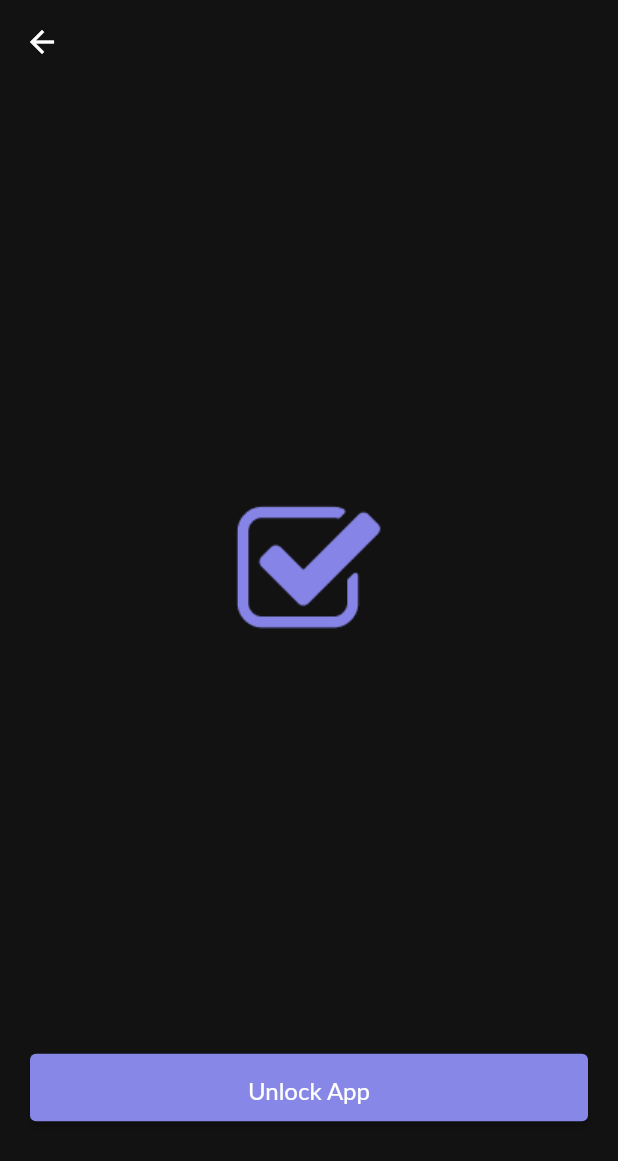
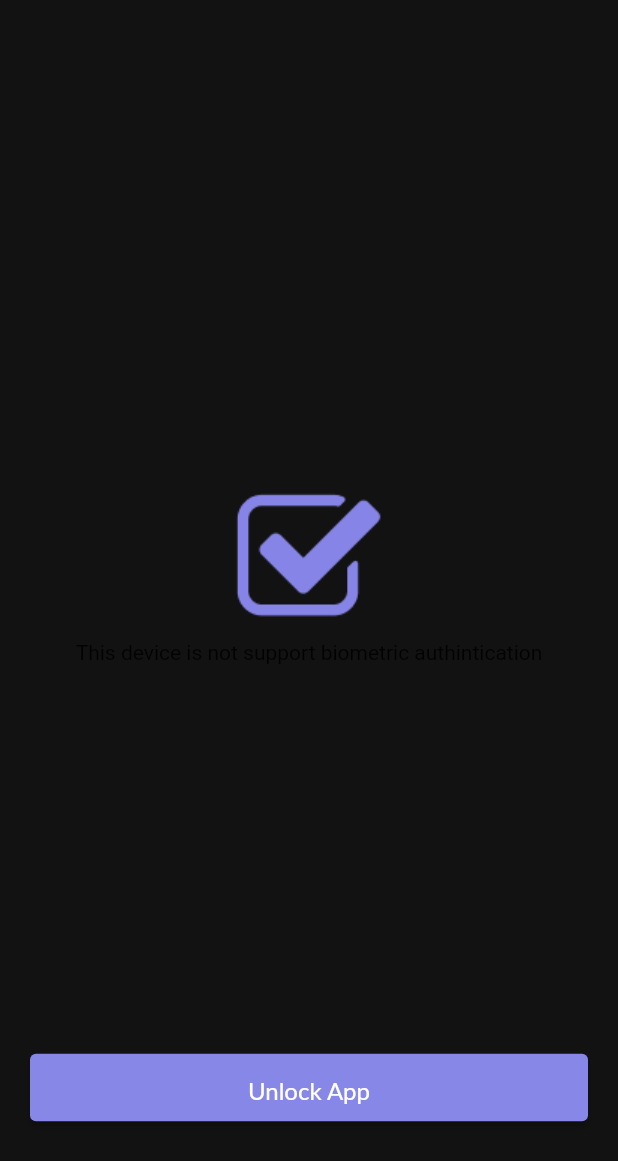
Before and after one commit to Jawabreh0/flutter-to-do-app, a Flutter app: the LoginScreen screen opened directly, after a tap on "Unlock App", on a phone screen of 412 x 824 dp. Shown: the top 1161 px of the screen. Run offline on Flutter 3.47's test engine with Material 2 defaults, Android fonts, the phone set to English and light mode, and no system bars; our stand-ins replace flutter_svg, get, local_auth; Roboto replaces fonts that are missing (Lato).

Commit message:
add biometric auth

```diff
--- a/lib/app.dart
+++ b/lib/app.dart
@@ -1,6 +1,6 @@
-import 'package:to_do/presentation/features/home/screen/empty_home.dart';
 import 'package:flutter/material.dart';
 import 'package:get/get.dart';
+import 'package:to_do/presentation/features/login/screen/login_screen.dart';
 
 class App extends StatelessWidget {
   const App({super.key});
@@ -10,7 +10,7 @@ class App extends StatelessWidget {
     return const GetMaterialApp(
       debugShowCheckedModeBanner: false,
       home: Scaffold(
-        body: EmptyHomeScreen(),
+        body: LoginScreen(),
       ),
     );
   }
--- a/lib/presentation/features/login/screen/login_screen.dart
+++ b/lib/presentation/features/login/screen/login_screen.dart
@@ -1,8 +1,31 @@
 import 'package:flutter/material.dart';
+import 'package:flutter/services.dart';
+import 'package:get/get.dart';
+import 'package:local_auth/local_auth.dart';
 import 'package:to_do/core/app-colors/palette.dart';
+import 'package:to_do/presentation/features/home/screen/empty_home.dart';
 
-class LoginScreen extends StatelessWidget {
+class LoginScreen extends StatefulWidget {
   const LoginScreen({super.key});
+
+  @override
+  createState() {
+    return LoginScreenState();
+  }
+}
+
+class LoginScreenState extends State<LoginScreen> {
+  late final LocalAuthentication auth;
+  bool _supportState = false;
+
+  @override
+  void initState() {
+    super.initState();
+    auth = LocalAuthentication();
+    auth.isDeviceSupported().then((bool isSupported) => setState(() {
+          _supportState = isSupported;
+        }));
+  }
 
   @override
   Widget build(BuildContext context) {
@@ -24,8 +47,13 @@ class LoginScreen extends StatelessWidget {
         Center(
           child: Column(
             mainAxisAlignment: MainAxisAlignment.center,
-            children: [
+            children: <Widget>[
               Image.asset('assets/imgs/in-app-logo.png'),
+              if (_supportState)
+                const Text('This device supports biometric authintication')
+              else
+                const Text(
+                    'This device is not support biometric authintication')
             ],
           ),
         ),
@@ -38,7 +66,8 @@ class LoginScreen extends StatelessWidget {
       padding: const EdgeInsets.only(bottom: 75.0, left: 20, right: 20),
       child: ElevatedButton(
         onPressed: () {
-          // TODO
+          _authentication();
+          _getAvailableBiometrics();
         },
         style: ElevatedButton.styleFrom(
           backgroundColor: appSecendoryColor,
@@ -57,4 +86,31 @@ class LoginScreen extends StatelessWidget {
       ),
     );
   }
+
+  Future<void> _authentication() async {
+    try {
+      bool authenticated = await auth.authenticate(
+        localizedReason: "Verify identity to access you're To Do App",
+        options: const AuthenticationOptions(
+          stickyAuth: true,
+          biometricOnly: true,
+        ),
+      );
+      print("AUTHENTICATED : $authenticated");
+
+      if (authenticated) {
+        Get.to(const EmptyHomeScreen());
+      }
+    } on PlatformException catch (e) {
+      print(e);
+    }
+  }
+
+  Future<void> _getAvailableBiometrics() async {
+    await auth.getAvailableBiometrics();
+
+    if (!mounted) {
+      return;
+    }
+  }
 }
--- a/pubspec.yaml
+++ b/pubspec.yaml
@@ -30,12 +30,10 @@ environment:
 dependencies:
   flutter:
     sdk: flutter
-
-
-  # The following adds the Cupertino Icons font to your application.
-  # Use with the CupertinoIcons class for iOS style icons.
   cupertino_icons: ^1.0.2
   get: ^4.6.6
+  flutter_svg: ^2.0.7
+  local_auth: ^2.1.7
 
 dev_dependencies:
   flutter_test:
```
Also changed, not shown: lib/presentation/features/home/screen/empty_home.dart (+12 -78 lines), lib/presentation/features/home/widget/home_widgets.dart (added, +85 -0 lines), pubspec.lock, 5 other files.
